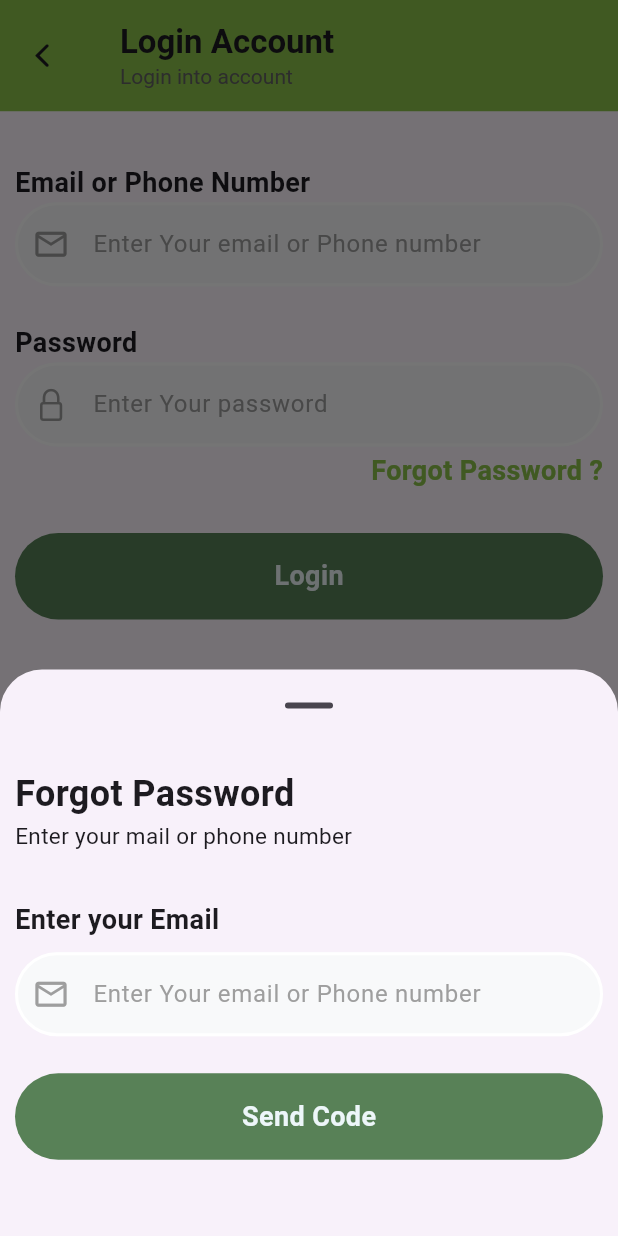
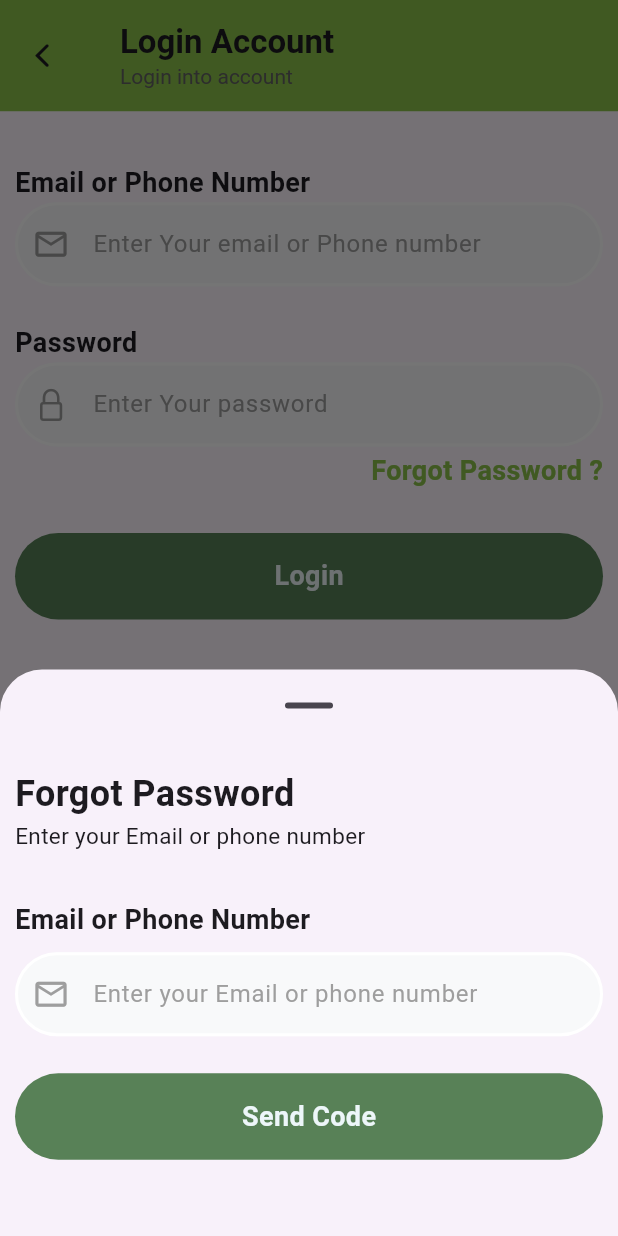
Before and after one commit to RAWAN3830/e-commerce, a Flutter app: the LoginScreen screen opened directly, after a tap on "Forgot Password ?", on a phone screen of 412 x 824 dp. Run offline on Flutter 3.47's test engine with Material 3 defaults, Android fonts, the phone set to English and light mode, and no system bars; our stand-ins replace carousel_slider, cloud_firestore, dio, firebase_auth, firebase_core, flutter_svg and 2 more; accounts and stored records are empty; Roboto replaces fonts that are missing (poppins, suse).

Commit message:
first commit

```diff
--- a/lib/core/constant/string.dart
+++ b/lib/core/constant/string.dart
@@ -4,10 +4,13 @@ class LoginScree {
   static const email = 'Email or Phone Number';
   static const password = 'Password';
   static const signin = 'Sign In';
-  static const forgotp = 'Forgot PassWord';
-  static const enteremail = 'Enter your mail or phone number';
+  static const forgotp = 'Forgot Password';
+  static const enteremailorphone = 'Enter your Email or phone number';
   static const sendcode = 'Send Code';
   static const newpassword = 'New Password';
+  static const createnewPass = 'Create New Password';
+  static const conformpass = 'Conform New Password';
+
 }
 
 
--- a/lib/core/services/auth_service/firebase_auth.dart
+++ b/lib/core/services/auth_service/firebase_auth.dart
@@ -39,9 +39,7 @@ class AuthService {
   static Future<UserCredential> loginUser(
       {required String email, required String password}) async {
     final firebase = FirebaseAuth.instance;
-    final userCredential = await firebase.signInWithEmailAndPassword(
-        email: email, password: password);
-
+    final userCredential = await firebase.signInWithEmailAndPassword(email: email, password: password);
     return userCredential;
   }
 }
--- a/lib/main.dart
+++ b/lib/main.dart
@@ -40,7 +40,7 @@ class MyApp extends StatelessWidget {
                 useMaterial3: true,
               )
                   : ThemeData.dark(useMaterial3: true),
-             home: const  LoginScreen()
+             home: const  Registration()
 
           );
         }
--- a/lib/presentation/registration/common_widgets/model_bottom_sheet.dart
+++ b/lib/presentation/registration/common_widgets/model_bottom_sheet.dart
@@ -3,6 +3,7 @@ import 'package:firebase_auth/firebase_auth.dart';
 import 'package:flutter/cupertino.dart';
 import 'package:flutter/material.dart';
 
+import '../../../core/constant/string.dart';
 import 'button.dart';
 
 class ForgetPassword extends StatefulWidget {
@@ -13,11 +14,12 @@ class ForgetPassword extends StatefulWidget {
 }
 
 class _ForgetPasswordState extends State<ForgetPassword> {
+  // forgetPassword() async {
+  //   await FirebaseAuth.instance
+  //       .sendPasswordResetEmail(email: emailController.text);
+  // }
 
-  forgetPassword()async{
-    await FirebaseAuth.instance.sendPasswordResetEmail(email: emailController.text);
-  }
-  TextEditingController emailController=TextEditingController();
+  TextEditingController emailController = TextEditingController();
   @override
   Widget build(BuildContext context) {
     final height = MediaQuery.of(context).size.height;
@@ -32,20 +34,17 @@ class _ForgetPasswordState extends State<ForgetPassword> {
       child: Center(
         child: Padding(
           padding: const EdgeInsets.all(10),
-          child: Column(
-              crossAxisAlignment: CrossAxisAlignment.start,
-              children: [
+          child:
+              Column(crossAxisAlignment: CrossAxisAlignment.start, children: [
             SizedBox(
               height: height * 0.01,
             ),
             const Text(
-                  'Forgot Password',
+              LoginScree.forgotp,
               style: TextStyle(fontSize: 24, fontWeight: FontWeight.bold),
             ),
-
-
             const Text(
-                  'Enter your mail or phone number',
+              LoginScree.enteremailorphone,
               style: TextStyle(
                 fontSize: 15,
               ),
@@ -54,7 +53,7 @@ class _ForgetPasswordState extends State<ForgetPassword> {
               height: height * 0.04,
             ),
             const Text(
-                 'Enter your Email',
+              LoginScree.email,
               style: TextStyle(fontSize: 18, fontWeight: FontWeight.bold),
             ),
             SizedBox(
@@ -67,17 +66,97 @@ class _ForgetPasswordState extends State<ForgetPassword> {
                   color: Colors.grey,
                 ),
                 controller: emailController,
-                    hinttext: 'Enter Your email or Phone number'),
+                hinttext: LoginScree.enteremailorphone),
             SizedBox(
               height: height * 0.03,
             ),
-               MyButton(onTap: (){
-                 forgetPassword();
+            MyButton(
+                onTap: () {
                   Navigator.pop(context);
-               }, text:'Send Code')
+                },
+                text: 'Send Code')
           ]),
         ),
       ),
     );
   }
 }
+//
+// // showModalBottomSheet<void>(
+// // isDismissible: true,
+// // showDragHandle: true,
+// // context: context,
+// // builder: (BuildContext context) {
+// // return Container(
+// // height: height * 0.6,
+// // decoration: const BoxDecoration(
+// // borderRadius: BorderRadius.only(
+// // topLeft: Radius.circular(18),
+// // topRight: Radius.circular(18)),
+// // ),
+// // child: Center(
+// // child: Padding(
+// // padding: const EdgeInsets.all(10),
+// // child: Column(
+// // crossAxisAlignment: CrossAxisAlignment.start,
+// // children: [
+// // SizedBox(
+// // height: height * 0.01,
+// // ),
+// // const Text(
+// // LoginScree.createnewPass,
+// // style: TextStyle(fontSize: 24, fontWeight: FontWeight.bold),
+// // ),
+// //
+// // const Text(LoginScree.enteremailorphone,
+// // style: TextStyle(
+// // fontSize: 15,
+// // ),
+// // ),
+// // SizedBox(
+// // height: height * 0.04,
+// // ),
+// // const Text('New Password',
+// // style: TextStyle(fontSize: 18, fontWeight: FontWeight.bold),
+// // ),
+// // SizedBox(
+// // height: height * 0.01,
+// // ),
+// // textField(
+// // prefixIcon: const Icon(
+// // Icons.password,
+// // size: 25,
+// // color: Colors.grey,
+// // ),
+// // controller: newPasswordController,
+// // hinttext: LoginScree.password),
+// // SizedBox(
+// // height: height * 0.01,
+// // ),
+// // const Text(
+// // LoginScree.conformpass,
+// // style: TextStyle(fontSize: 18, fontWeight: FontWeight.bold),
+// // ),
+// // SizedBox(
+// // height: height * 0.01,
+// // ),
+// // textField(
+// // prefixIcon: const Icon(
+// // Icons.password,
+// // size: 25,
+// // color: Colors.grey,
+// // ),
+// // controller: newPasswordController,
+// // hinttext: LoginScree.password),
+// // SizedBox(
+// // height: height * 0.03,
+// // ),
+// // MyButton(onTap: (){
+// // Navigator.pop(context);
+// // }, text:'Change Password')
+// // ]),
+// // ),
+// // ),
+// // );
+// // },
+// // );
--- a/lib/presentation/registration/login_screen.dart
+++ b/lib/presentation/registration/login_screen.dart
@@ -5,6 +5,8 @@ import 'package:flutter/cupertino.dart';
 import 'package:flutter/material.dart';
 import 'package:provider/provider.dart';
 import '../../core/provider/auth_provider.dart';
+import '../tabs/home_screen/home_screen.dart';
+import '../tabs/home_screen/tabbar_screen/tab_bar.dart';
 import 'common_widgets/model_bottom_sheet.dart';
 
 class LoginScreen extends StatefulWidget {
@@ -17,6 +19,7 @@ class LoginScreen extends StatefulWidget {
 class _LoginScreenState extends State<LoginScreen> {
   TextEditingController emailController = TextEditingController();
   TextEditingController passwordController = TextEditingController();
+  TextEditingController newPasswordController = TextEditingController();
 
   @override
   Widget build(BuildContext context) {
@@ -60,7 +63,8 @@ class _LoginScreenState extends State<LoginScreen> {
               const Text(
                 'Email or Phone Number',
                 style: TextStyle(
-                    fontFamily: 'poppins',
+                   fontFamily: 'suse',
+                    fontStyle: FontStyle.normal,
                     fontWeight: FontWeight.bold,
                     fontSize: 18),
               ),
@@ -85,7 +89,7 @@ class _LoginScreenState extends State<LoginScreen> {
                     size: 25,
                     color: Colors.grey,
                   ),
-                  controller: passwordController,
+                  controller: newPasswordController,
                   hinttext: 'Enter Your password'),
               SizedBox(
                 height: height * 0.04,
@@ -100,7 +104,7 @@ class _LoginScreenState extends State<LoginScreen> {
                           showDragHandle: true,
                           context: context,
                           builder: (context) {
-                            return ForgetPassword();
+                            return const ForgetPassword();
                           },
                         );
                       },
@@ -119,23 +123,24 @@ class _LoginScreenState extends State<LoginScreen> {
                 height: height * .03,
               ),
               Consumer<AuthProvider>(builder: (context, value, child) {
-                return value.isLoading
-                    ? const Center(child: CircularProgressIndicator())
-                    : MyButton(
+                return
+                  // value.isLoading
+                    // ? const Center(child: CircularProgressIndicator())
+                    // :
+                MyButton(
+                        text: 'Login',
                         onTap: () {
-                          value.signInUser(
-                              email: emailController.text,
-                              password: passwordController.text,
-                              context: context);
+                          value.signInUser(email: emailController.text, password: passwordController.text, context: context);
                           // logIn(emailController.text, passwordController.text);
-                        },
-                        text: 'Login');
+                        });
               }),
               SizedBox(
                 height: buttonsizebox - 0.04,
               ),
               GestureDetector(
-                onTap: () {},
+                onTap: () {
+                  Navigator.of(context).pushAndRemoveUntil(MaterialPageRoute(builder: (context) =>  const TabBarScreen(),), (route) => false);
+                },
                 child: Container(
                   height: height * 0.07,
                   decoration: BoxDecoration(
--- a/pubspec.yaml
+++ b/pubspec.yaml
@@ -39,14 +39,13 @@ dependencies:
   provider:
   flutter_svg:
   http:
-  firebase_core:
   firebase_auth:
   carousel_slider:
   animated_text_kit:
   marquee:
   fluttertoast: 8.2.5
-  transparent_image:
   cloud_firestore:
+
 
 
 dev_dependencies:
```
Also changed, not shown: lib/core/provider/auth_provider.dart (+2 -10 lines), lib/presentation/registration/registration_screen.dart (+5 -3 lines), lib/presentation/tabs/home_screen/home_screen.dart (+26 -27 lines), pubspec.lock. Lines whose indentation alone changed are shown as unchanged.
